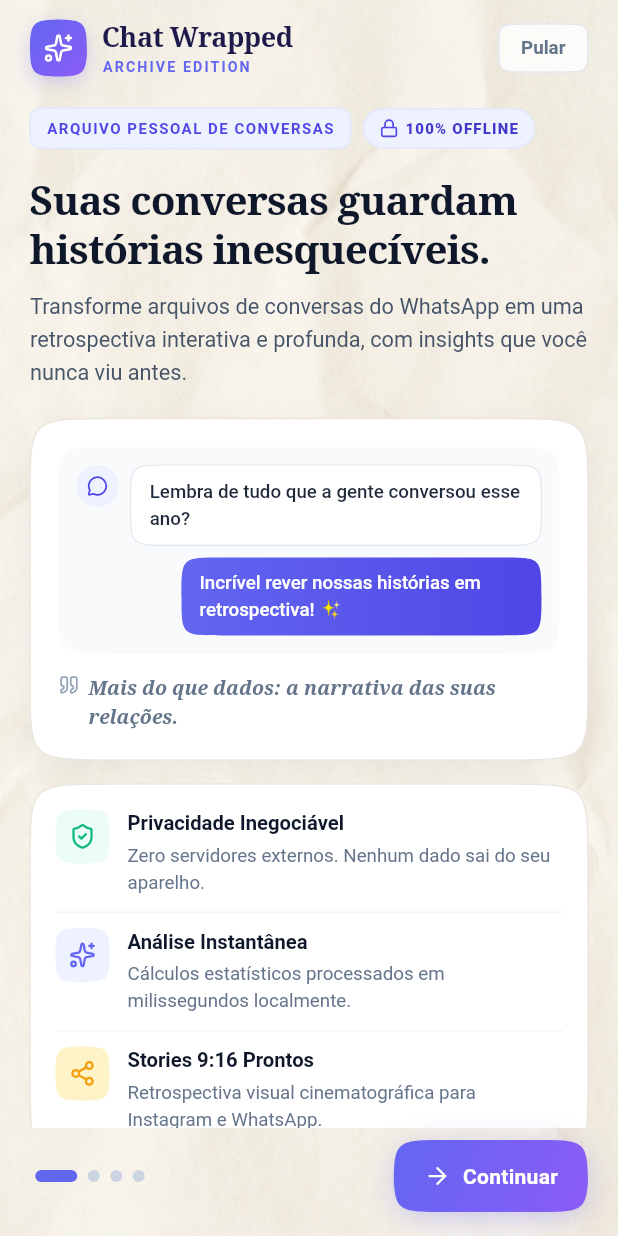
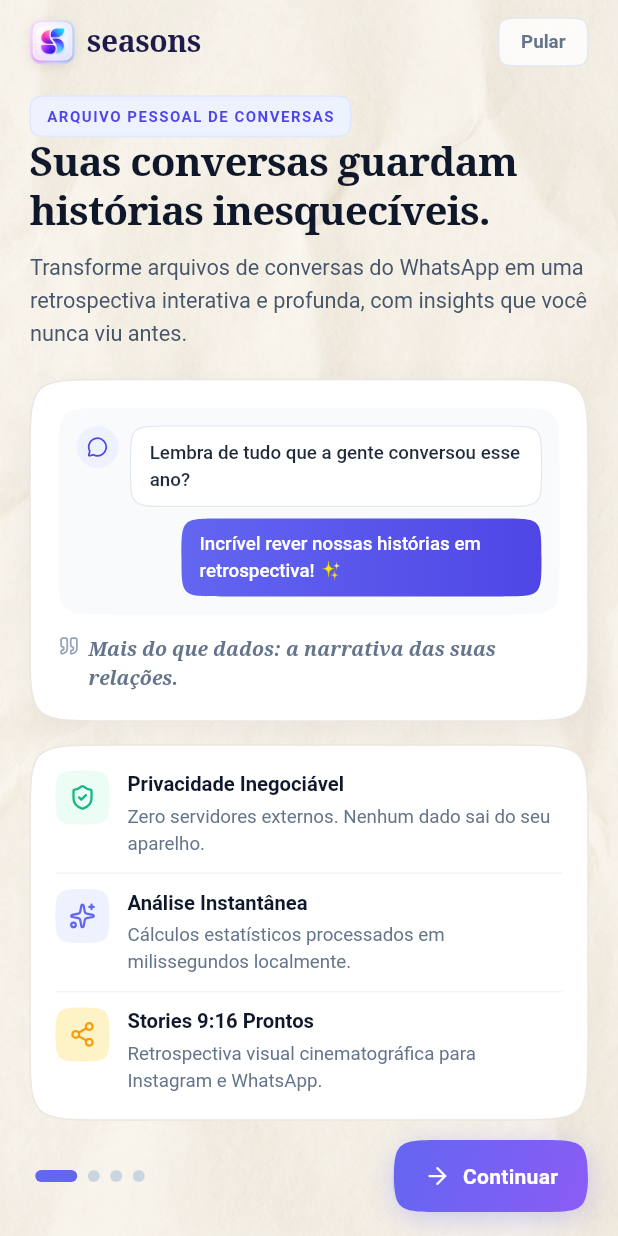
Before and after one commit to RiosWesley/Seasons, a Flutter app: the screen it shows after launch, on a phone screen of 412 x 824 dp. Run offline on Flutter 3.47's test engine with Material 3 defaults, Android fonts, the phone set to English and light mode, and no system bars; our stand-ins replace file_picker, flutter_animate, lucide_icons_flutter, share_plus, shared_preferences; missing offline and left inert: receive_sharing_intent.

Commit message:
fix(onboarding): update header to match HomeScreen branding — seasons icon + name, remove ARCHIVE EDITION and 100% OFFLINE badge

```diff
--- a/lib/screens/onboarding_screen.dart
+++ b/lib/screens/onboarding_screen.dart
@@ -5,11 +5,10 @@ import 'package:lucide_icons_flutter/lucide_icons.dart';
 import '../core/services/onboarding_preferences.dart';
 import '../theme/squircle_border.dart';
 import '../theme/swiss_colors.dart';
-import '../theme/swiss_typography.dart';
 import '../widgets/swiss_button.dart';
 import 'home_screen.dart';
 
-/// Interactive, fluid 4-page editorial onboarding experience for Chat Wrapped Flutter.
+/// Interactive, fluid 4-page editorial onboarding experience for Seasons.
 ///
 /// Features:
 /// - Warm Ivory palette (#FBF9F5), serif editorial typography, continuous squircles.
@@ -194,68 +193,46 @@ class _OnboardingScreenState extends State<OnboardingScreen> {
         mainAxisAlignment: MainAxisAlignment.spaceBetween,
         crossAxisAlignment: CrossAxisAlignment.center,
         children: [
-          // Left: Brand Icon + 'Chat Wrapped' title & subtitle
+          // Left: App Icon + "seasons" — matching HomeScreen
           Expanded(
             child: Row(
               mainAxisSize: MainAxisSize.min,
               crossAxisAlignment: CrossAxisAlignment.center,
               children: [
                 Container(
-                  width: 38,
-                  height: 38,
+                  width: 30,
+                  height: 30,
                   decoration: ShapeDecoration(
-                    gradient: const LinearGradient(
-                      colors: [SwissColors.irisPrimary, SwissColors.violetSecondary],
-                      begin: Alignment.topLeft,
-                      end: Alignment.bottomRight,
-                    ),
-                    shape: SquircleBorder.radius(12),
+                    shape: SquircleBorder.radius(8),
                     shadows: [
                       BoxShadow(
-                        color: SwissColors.irisPrimary.withValues(alpha: 0.25),
-                        blurRadius: 10,
-                        offset: const Offset(0, 4),
+                        color: Colors.black.withValues(alpha: 0.08),
+                        blurRadius: 6,
+                        offset: const Offset(0, 2),
                       ),
                     ],
                   ),
-                  child: const Center(
-                    child: Icon(
-                      LucideIcons.sparkles,
-                      color: Colors.white,
-                      size: 20,
+                  child: ClipRRect(
+                    borderRadius: BorderRadius.circular(8),
+                    child: Image.asset(
+                      'assets/images/icone.png',
+                      fit: BoxFit.cover,
                     ),
                   ),
                 ),
-                const SizedBox(width: 10),
-                Expanded(
-                  child: Column(
-                    crossAxisAlignment: CrossAxisAlignment.start,
-                    mainAxisSize: MainAxisSize.min,
-                    children: [
-                      const Text(
-                        'Chat Wrapped',
+                const SizedBox(width: 8),
+                Flexible(
+                  child: Text(
+                    'seasons',
                     maxLines: 1,
                     overflow: TextOverflow.ellipsis,
-                        style: TextStyle(
+                    style: const TextStyle(
                       fontFamily: 'serif',
                       fontWeight: FontWeight.w700,
-                          fontSize: 18,
+                      fontSize: 20,
                       letterSpacing: -0.3,
                       color: Color(0xFF1E1B4B),
                     ),
-                      ),
-                      Text(
-                        'ARCHIVE EDITION',
-                        maxLines: 1,
-                        overflow: TextOverflow.ellipsis,
-                        style: SwissTypography.labelSmall.copyWith(
-                          fontSize: 9.5,
-                          letterSpacing: 1.4,
-                          fontWeight: FontWeight.w700,
-                          color: SwissColors.irisPrimary,
-                        ),
-                      ),
-                    ],
                   ),
                 ),
               ],
@@ -336,13 +313,7 @@ class _OnboardingScreenState extends State<OnboardingScreen> {
       child: Column(
         crossAxisAlignment: CrossAxisAlignment.start,
         children: [
-          // Category Pill & 100% OFFLINE Badge
-          Wrap(
-            alignment: WrapAlignment.spaceBetween,
-            crossAxisAlignment: WrapCrossAlignment.center,
-            spacing: 8,
-            runSpacing: 8,
-            children: [
+          // Eyebrow label
           Container(
             padding: const EdgeInsets.symmetric(horizontal: 10, vertical: 5),
             decoration: ShapeDecoration(
@@ -362,40 +333,6 @@ class _OnboardingScreenState extends State<OnboardingScreen> {
               ),
             ),
           ),
-              // Security Pill (matches smoke test: '100% OFFLINE')
-              Container(
-                padding: const EdgeInsets.symmetric(horizontal: 10, vertical: 5),
-                decoration: const ShapeDecoration(
-                  color: Color(0xFFEEF2FF),
-                  shape: StadiumBorder(
-                    side: BorderSide(color: Color(0xFFE0E7FF), width: 1.0),
-                  ),
-                ),
-                child: const Row(
-                  mainAxisSize: MainAxisSize.min,
-                  children: [
-                    Icon(
-                      LucideIcons.lock,
-                      size: 13,
-                      color: Color(0xFF4F46E5),
-                    ),
-                    SizedBox(width: 4),
-                    Text(
-                      '100% OFFLINE',
-                      style: TextStyle(
-                        fontSize: 10,
-                        fontWeight: FontWeight.w800,
-                        letterSpacing: 0.8,
-                        color: Color(0xFF4338CA),
-                      ),
-                    ),
-                  ],
-                ),
-              ),
-            ],
-          ),
-
-          const SizedBox(height: 18),
 
           // Editorial Headline
           const Text(
@@ -1023,9 +960,9 @@ class _OnboardingScreenState extends State<OnboardingScreen> {
           _buildStepCard(
             stepNumber: 4,
             icon: LucideIcons.share2,
-            title: 'Abra ou salve no Chat Wrapped',
+            title: 'Abra ou salve no Seasons',
             description:
-                'Selecione o Chat Wrapped diretamente na folha de compartilhamento do Android, ou salve o arquivo gerado e selecione-o no app.',
+                'Selecione o Seasons diretamente na folha de compartilhamento do Android, ou salve o arquivo gerado e selecione-o no app.',
             imageAsset: 'assets/images/passo-4.png',
           ),
         ],
@@ -1241,7 +1178,7 @@ class _OnboardingScreenState extends State<OnboardingScreen> {
 
           // Subtitle
           const Text(
-            'Privacidade não é uma promessa — é a própria arquitetura do Chat Wrapped.',
+            'Privacidade não é uma promessa — é a própria arquitetura do Seasons.',
             style: TextStyle(
               fontSize: 14.5,
               fontWeight: FontWeight.w400,
```
Also changed, not shown: 10 other files. Lines whose indentation alone changed are shown as unchanged.
